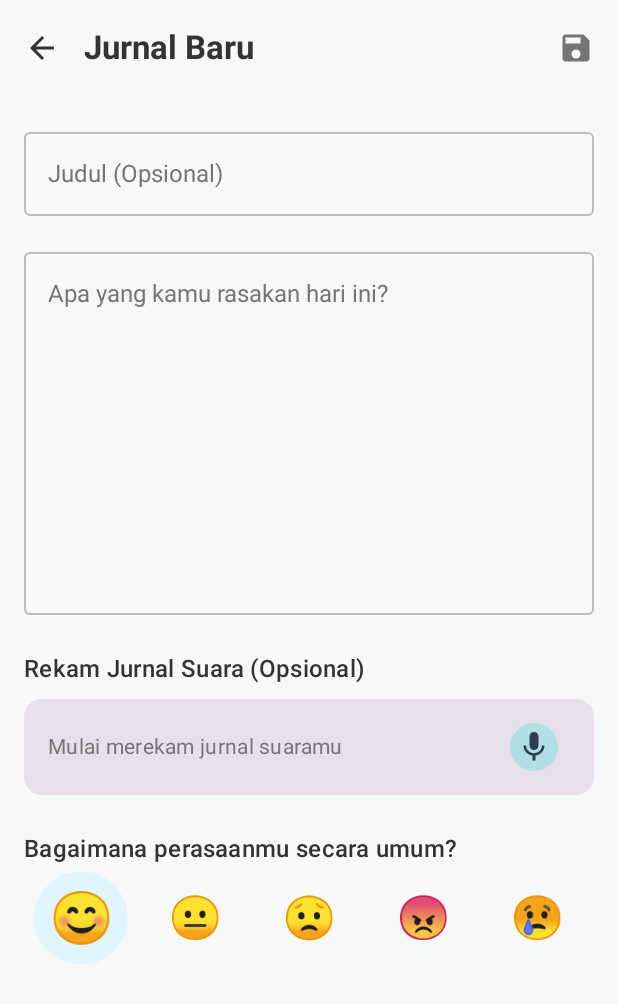
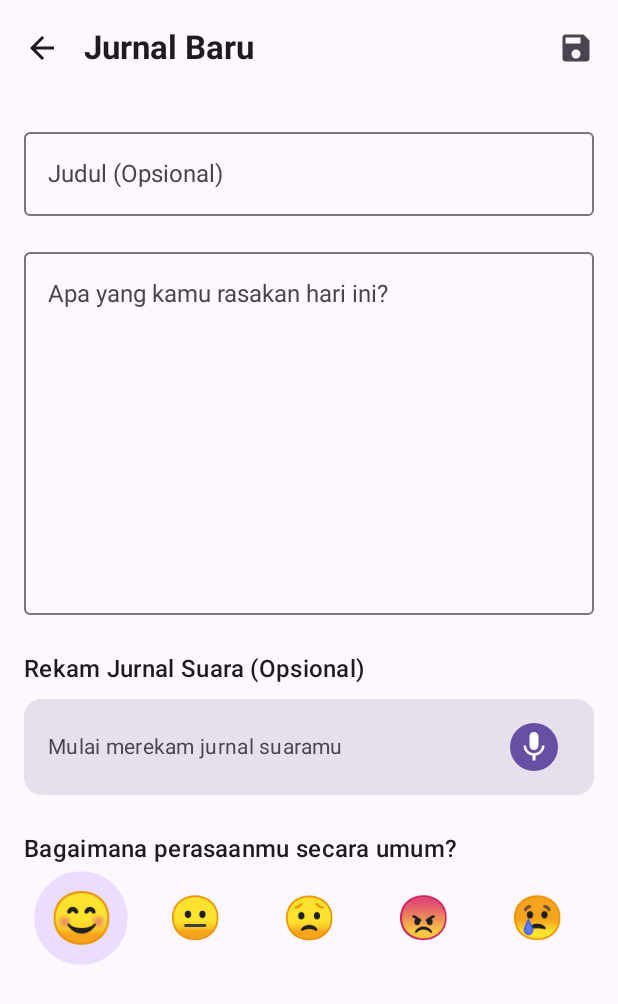
Before and after one commit to tanerizawa/diary, an Android app built with Jetpack Compose: the @Preview function JournalEditorScreenPreview, on a phone screen of 412 x 824 dp. Shown: the top 1004 px of the screen. Run offline under Robolectric (Android 15) with nearby library versions, the phone set to English and light mode, and no system bars; our stand-ins replace Dagger/Hilt's generated code; network calls fail; 2 statements that could not run were skipped.

Commit message:
feat(ui): support dynamic color

```diff
--- a/app/src/main/java/com/psy/deardiary/ui/theme/Theme.kt
+++ b/app/src/main/java/com/psy/deardiary/ui/theme/Theme.kt
@@ -5,13 +5,19 @@
 package com.psy.deardiary.ui.theme
 
 import android.app.Activity
+import android.os.Build
 import androidx.compose.foundation.isSystemInDarkTheme
 import androidx.compose.material3.MaterialTheme
+import androidx.compose.material3.colorSchemeFromSeed
+import androidx.compose.material3.darkColorScheme
+import androidx.compose.material3.dynamicDarkColorScheme
+import androidx.compose.material3.dynamicLightColorScheme
 import androidx.compose.material3.lightColorScheme
-import androidx.compose.material3.darkColorScheme
 import androidx.compose.runtime.Composable
 import androidx.compose.runtime.SideEffect
+import androidx.compose.ui.graphics.Color
 import androidx.compose.ui.graphics.toArgb
+import androidx.compose.ui.platform.LocalContext
 import androidx.compose.ui.platform.LocalView
 import androidx.core.view.WindowCompat
 
@@ -60,10 +66,21 @@ private val DarkColorScheme = darkColorScheme(
 @Composable
 fun DearDiaryTheme(
     darkTheme: Boolean = isSystemInDarkTheme(),
+    dynamicColor: Boolean = true,
+    seedColor: Color = Primary,
     content: @Composable () -> Unit
 ) {
-    // Pilih skema warna berdasarkan parameter darkTheme
-    val colorScheme = if (darkTheme) DarkColorScheme else LightColorScheme
+    val context = LocalContext.current
+    val colorScheme = when {
+        dynamicColor && Build.VERSION.SDK_INT >= Build.VERSION_CODES.S -> {
+            if (darkTheme) dynamicDarkColorScheme(context) else dynamicLightColorScheme(context)
+        }
+        dynamicColor -> {
+            colorSchemeFromSeed(seedColor = seedColor, darkTheme = darkTheme)
+        }
+        else -> if (darkTheme) DarkColorScheme else LightColorScheme
+    }
+
     val view = LocalView.current
 
     if (!view.isInEditMode) {
```
Also changed, not shown: 1 other file.
